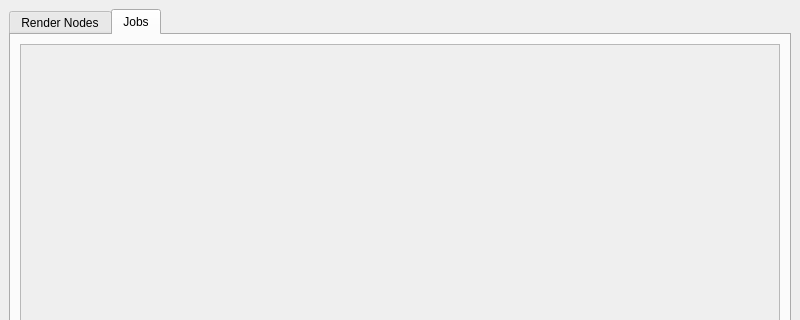
This is Ui_FarmView.ui in CogswellProjectHydra/githubHydraRepo as Qt 5 draws it before an edit; both pictures show x 0 to 800 and y 0 to 320 of the 800 by 471 pixel window. The edited form follows.
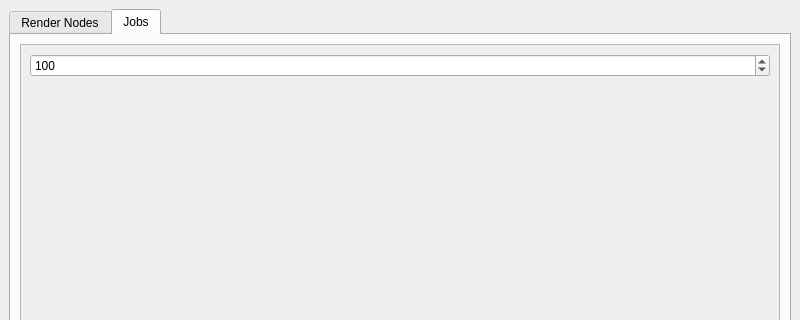
This is the edited form. The open tabs and pages were chosen to show the change.

Commit message: limit farmview

Patch:
```diff
--- a/Ui_FarmView.ui
+++ b/Ui_FarmView.ui
@@ -104,15 +104,22 @@
             <rect>
              <x>0</x>
              <y>0</y>
-             <width>98</width>
-             <height>28</height>
+             <width>756</width>
+             <height>316</height>
             </rect>
            </property>
            <layout class="QGridLayout" name="gridLayout_2">
             <item row="0" column="0">
-             <layout class="QGridLayout" name="jobsGrid"/>
+             <widget class="QSpinBox" name="limitSpinBox">
+              <property name="maximum">
+               <number>999</number>
+              </property>
+              <property name="value">
+               <number>100</number>
+              </property>
+             </widget>
             </item>
-            <item row="1" column="0">
+            <item row="2" column="0">
              <spacer name="verticalSpacer">
               <property name="orientation">
                <enum>Qt::Vertical</enum>
```
Left out of the diff: 5 changed lines with no effect on the pictures. The commit also changes 7 other files.
